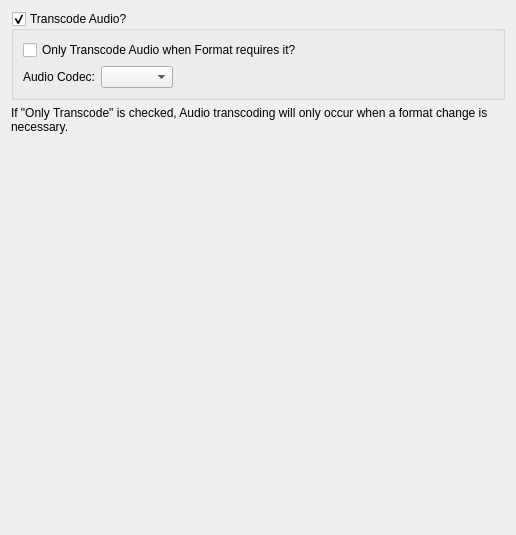
Before: the Qt Designer form Preferences/UI/MakeMKVAudioSettings.ui in towel42-com/MediaManager, drawn with Qt 5.
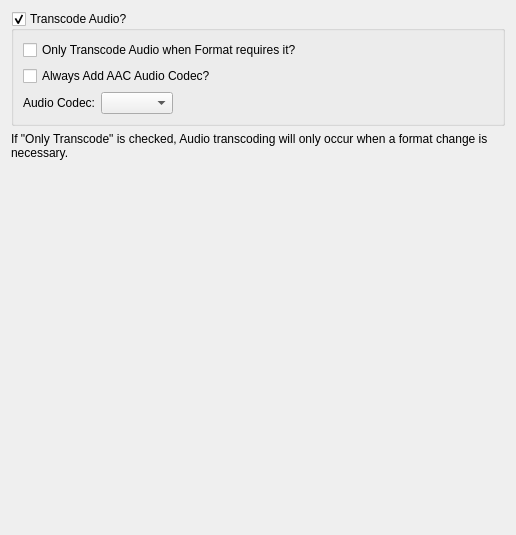
After: the same form once the commit is applied.

Commit message: Lossless is not a theme, added support for background load of media tags, support for adding aac audio

The edit to the form file:
```diff
--- a/Preferences/UI/MakeMKVAudioSettings.ui
+++ b/Preferences/UI/MakeMKVAudioSettings.ui
@@ -23,14 +23,7 @@
       <bool>true</bool>
      </property>
      <layout class="QGridLayout" name="gridLayout">
-      <item row="0" column="0">
-       <widget class="QCheckBox" name="onlyTranscodeAudioOnFormatChange">
-        <property name="text">
-         <string>Only Transcode Audio when Format requires it?</string>
-        </property>
-       </widget>
-      </item>
-      <item row="1" column="0" colspan="2">
+      <item row="2" column="0" colspan="2">
        <layout class="QHBoxLayout" name="horizontalLayout">
         <item>
          <widget class="QLabel" name="label_3">
@@ -57,6 +50,20 @@
         </item>
        </layout>
       </item>
+      <item row="1" column="0" colspan="2">
+       <widget class="QCheckBox" name="alwaysAddAACAudioCodec">
+        <property name="text">
+         <string>Always Add AAC Audio Codec?</string>
+        </property>
+       </widget>
+      </item>
+      <item row="0" column="0" colspan="2">
+       <widget class="QCheckBox" name="onlyTranscodeAudioOnFormatChange">
+        <property name="text">
+         <string>Only Transcode Audio when Format requires it?</string>
+        </property>
+       </widget>
+      </item>
      </layout>
     </widget>
    </item>
```
Left out of the diff: 3 changed lines with no effect on the pictures. The commit also changes 6 other files.
